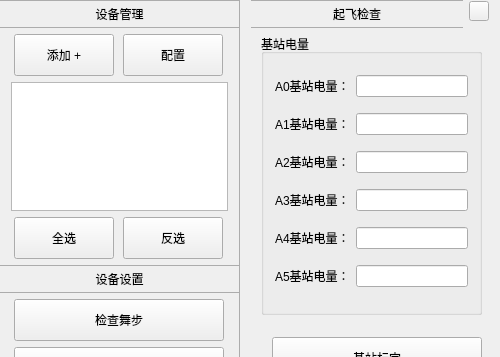
Old version of the form UAVManage/devicemanage.ui in the repository gessd/UAVManage; both pictures show x 0 to 500 and y 0 to 357 of the 500 by 629 pixel window.
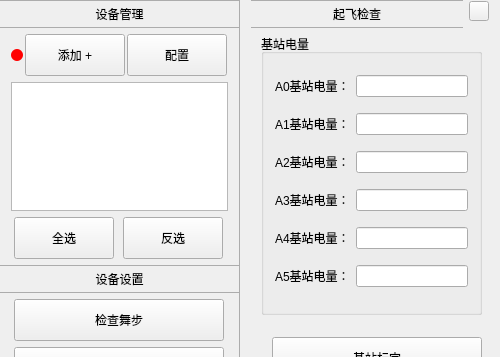
New version of the form. Icons and pictures are not drawn.

Commit message: UWB增加连接状态显示

The edit to the form file:
```diff
--- a/UAVManage/devicemanage.ui
+++ b/UAVManage/devicemanage.ui
@@ -406,6 +406,9 @@
       <string notr="true"/>
      </property>
      <layout class="QVBoxLayout" name="verticalLayout_4">
+      <property name="spacing">
+       <number>0</number>
+      </property>
       <property name="leftMargin">
        <number>0</number>
       </property>
@@ -455,11 +458,14 @@
          <item>
           <widget class="QWidget" name="widgetAdd" native="true">
            <layout class="QHBoxLayout" name="horizontalLayout">
+            <property name="spacing">
+             <number>2</number>
+            </property>
             <property name="leftMargin">
              <number>0</number>
             </property>
             <property name="topMargin">
-             <number>0</number>
+             <number>6</number>
             </property>
             <property name="rightMargin">
              <number>0</number>
@@ -468,21 +474,60 @@
              <number>0</number>
             </property>
             <item>
-             <widget class="QToolButton" name="btnAddDevice">
+             <spacer name="horizontalSpacer_2">
+              <property name="orientation">
+               <enum>Qt::Horizontal</enum>
+              </property>
+              <property name="sizeHint" stdset="0">
+               <size>
+                <width>40</width>
+                <height>20</height>
+               </size>
+              </property>
+             </spacer>
+            </item>
+            <item>
+             <widget class="QLabel" name="labelUWBStatus">
+              <property name="sizePolicy">
+               <sizepolicy hsizetype="Fixed" vsizetype="Fixed">
+                <horstretch>0</horstretch>
+                <verstretch>0</verstretch>
+               </sizepolicy>
+              </property>
               <property name="minimumSize">
                <size>
-                <width>100</width>
-                <height>42</height>
+                <width>12</width>
+                <height>12</height>
                </size>
               </property>
               <property name="maximumSize">
                <size>
-                <width>100</width>
-                <height>42</height>
+                <width>12</width>
+                <height>12</height>
                </size>
               </property>
               <property name="styleSheet">
-               <string notr="true"/>
+               <string notr="true">background-color: #FF0000;
+border-radius:6px;</string>
+              </property>
+              <property name="text">
+               <string/>
+              </property>
+             </widget>
+            </item>
+            <item>
+             <widget class="QToolButton" name="btnAddDevice">
+              <property name="minimumSize">
+               <size>
+                <width>100</width>
+                <height>42</height>
+               </size>
+              </property>
+              <property name="maximumSize">
+               <size>
+                <width>100</width>
+                <height>42</height>
+               </size>
               </property>
               <property name="text">
                <string>添加 +</string>
@@ -508,6 +553,19 @@
               </property>
              </widget>
             </item>
+            <item>
+             <spacer name="horizontalSpacer">
+              <property name="orientation">
+               <enum>Qt::Horizontal</enum>
+              </property>
+              <property name="sizeHint" stdset="0">
+               <size>
+                <width>40</width>
+                <height>20</height>
+               </size>
+              </property>
+             </spacer>
+            </item>
            </layout>
           </widget>
          </item>
@@ -534,7 +592,7 @@
              <number>0</number>
             </property>
             <property name="bottomMargin">
-             <number>0</number>
+             <number>6</number>
             </property>
             <item>
              <widget class="QToolButton" name="btnSelectAll">
```
Left out of the diff: 3 changed lines with no effect on the pictures. The commit also changes 1 other file.
